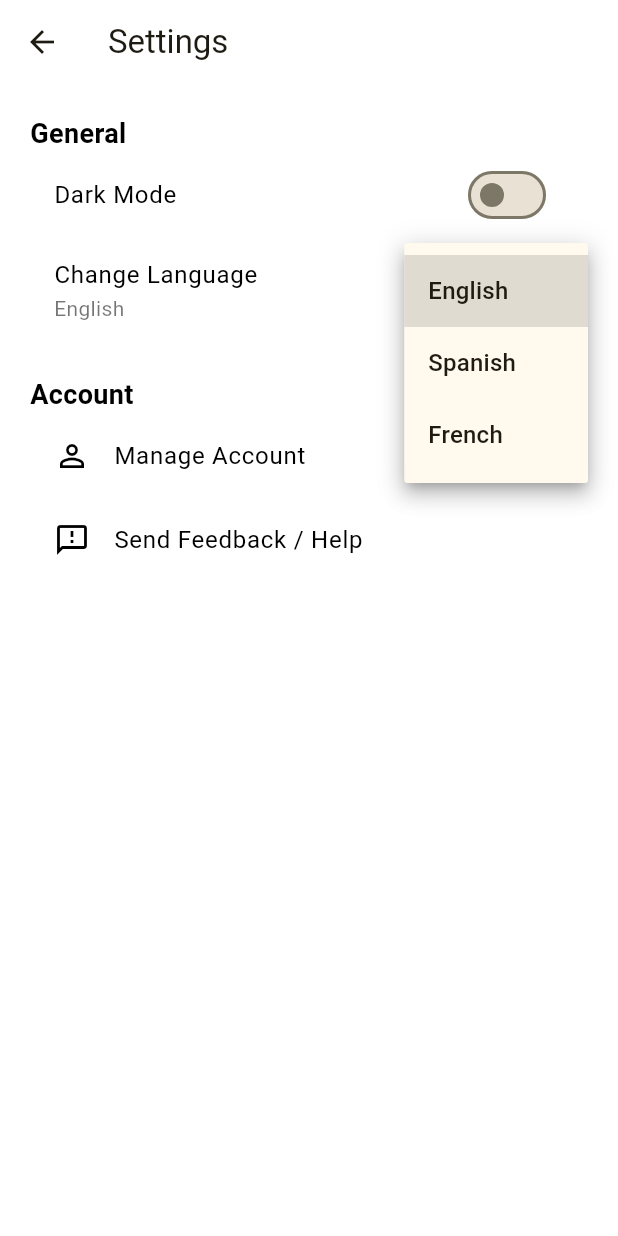
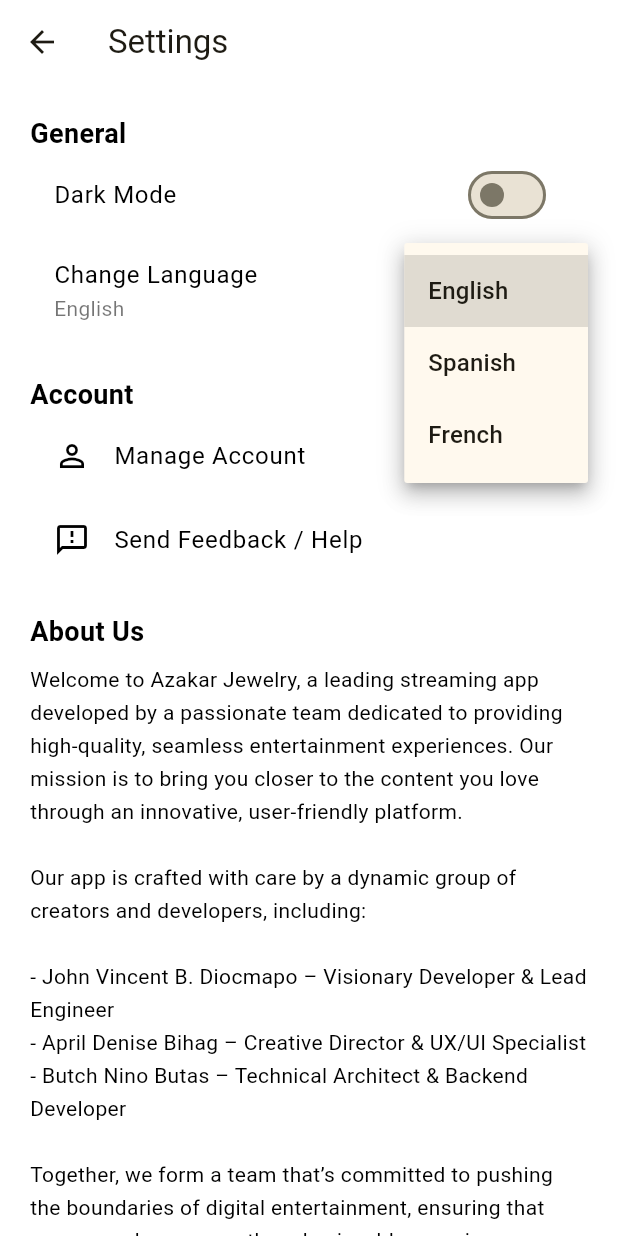
Before and after one commit to AzakarJewelry/Streaming-App-using-flutter, a Flutter app: the SettingsScreen screen opened directly with empty values, after a tap on "English", on a phone screen of 412 x 824 dp. Run offline on Flutter 3.47's test engine with Material 3 defaults, Android fonts, the phone set to English and light mode, and no system bars; our stand-ins replace chewie, cloud_firestore, firebase_auth, firebase_core, flutter_rating_bar, font_awesome_flutter and 4 more; missing offline and left inert: azakarstream; accounts and stored records are empty; network calls fail.

Commit message:
Settings Add Details

```diff
--- a/lib/settings_screen.dart
+++ b/lib/settings_screen.dart
@@ -1,4 +1,5 @@
 import 'package:flutter/material.dart';
+import 'package:flutter_rating_bar/flutter_rating_bar.dart';
 
 class SettingsScreen extends StatefulWidget {
   final bool isDarkMode;
@@ -16,6 +17,7 @@
 
 class _SettingsScreenState extends State<SettingsScreen> {
   String selectedLanguage = 'English';
+  double _rating = 0;
 
   void _changeLanguage(String? language) {
     if (language != null) {
@@ -37,15 +39,22 @@
     );
   }
 
+  void _rateUs(double rating) {
+    setState(() {
+      _rating = rating;
+    });
+    ScaffoldMessenger.of(context).showSnackBar(
+      SnackBar(content: Text('You rated: ${rating.toString()} stars')),
+    );
+  }
+
   @override
   Widget build(BuildContext context) {
     return Scaffold(
-      // Background color is determined by the global dark mode value.
       backgroundColor: widget.isDarkMode ? Colors.black : Colors.white,
       appBar: AppBar(
         title: const Text('Settings'),
-        // AppBar color adjusts based on dark mode.
-        backgroundColor: widget.isDarkMode ? Colors.black :  Colors.white,
+        backgroundColor: widget.isDarkMode ? Colors.black : Colors.white,
       ),
       body: ListView(
         padding: const EdgeInsets.all(20),
@@ -65,9 +74,7 @@
                 color: widget.isDarkMode ? Colors.white : Colors.black,
               ),
             ),
-            // Use the global dark mode state.
             value: widget.isDarkMode,
-            // When toggled, call the global toggle function.
             onChanged: widget.onToggleDarkMode,
           ),
           ListTile(
@@ -137,6 +144,53 @@
             ),
             onTap: _sendFeedback,
           ),
+          const SizedBox(height: 20),
+          Text(
+            'About Us',
+            style: TextStyle(
+              fontSize: 18,
+              fontWeight: FontWeight.bold,
+              color: widget.isDarkMode ? Colors.white : Colors.black,
+            ),
+          ),
+          Padding(
+            padding: const EdgeInsets.symmetric(vertical: 8.0),
+            child: Text(
+              'Welcome to Azakar Jewelry, a leading streaming app developed by a passionate team dedicated to providing high-quality, seamless entertainment experiences. Our mission is to bring you closer to the content you love through an innovative, user-friendly platform.\n\n'
+              'Our app is crafted with care by a dynamic group of creators and developers, including:\n\n'
+              '- John Vincent B. Diocmapo – Visionary Developer & Lead Engineer\n'
+              '- April Denise Bihag – Creative Director & UX/UI Specialist\n'
+              '- Butch Nino Butas – Technical Architect & Backend Developer\n\n'
+              'Together, we form a team that’s committed to pushing the boundaries of digital entertainment, ensuring that every user has a smooth and enjoyable experience.\n\n'
+              'Azakar Jewelry isn’t just a name; it represents a passion for perfection and innovation. Our company prides itself on creating products and services that are not only functional but also beautifully crafted to enhance your everyday life.\n\n'
+              'Thank you for choosing Azakar Jewelry – we look forward to being part of your entertainment journey.',
+              style: TextStyle(
+                color: widget.isDarkMode ? Colors.white : Colors.black,
+                fontSize: 14,
+                height: 1.6,
+              ),
+            ),
+          ),
+          const SizedBox(height: 20),
+          Text(
+            'Rate Us',
+            style: TextStyle(
+              fontSize: 18,
+              fontWeight: FontWeight.bold,
+              color: widget.isDarkMode ? Colors.white : Colors.black,
+            ),
+          ),
+          RatingBar.builder(
+            initialRating: _rating,
+            minRating: 1,
+            itemSize: 40,
+            itemPadding: const EdgeInsets.symmetric(horizontal: 4.0),
+            itemBuilder: (context, _) => Icon(
+              Icons.star,
+              color: widget.isDarkMode ? Colors.yellow : Colors.orange,
+            ),
+            onRatingUpdate: _rateUs,
+          ),
         ],
       ),
     );
--- a/pubspec.yaml
+++ b/pubspec.yaml
@@ -47,6 +47,7 @@
     cloud_firestore: ^5.6.3
     image_picker: ^1.1.2
     font_awesome_flutter: ^10.5.1
+    flutter_rating_bar: ^4.0.1
 
 
   # The following section is specific to Flutter.
```
Also changed, not shown: pubspec.lock, 125 other files.
